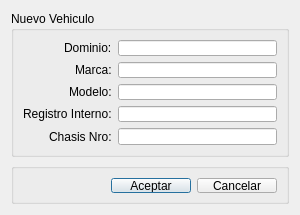
Before: the Qt Designer form src/ui/DialogAltaVehiculo.ui in guilleurrutia10/division-transporte, drawn with Qt 5.
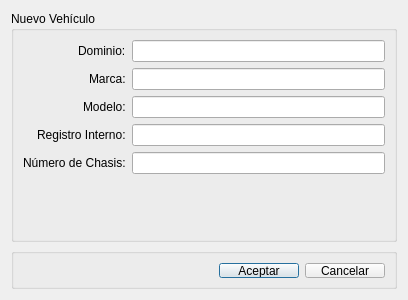
After: the same form once the commit is applied.

```diff
--- a/src/ui/DialogAltaVehiculo.ui
+++ b/src/ui/DialogAltaVehiculo.ui
@@ -6,8 +6,8 @@
    <rect>
     <x>0</x>
     <y>0</y>
-    <width>300</width>
-    <height>215</height>
+    <width>408</width>
+    <height>300</height>
    </rect>
   </property>
   <property name="minimumSize">
@@ -18,8 +18,8 @@
   </property>
   <property name="maximumSize">
    <size>
-    <width>300</width>
-    <height>222</height>
+    <width>500</width>
+    <height>300</height>
    </size>
   </property>
   <property name="windowTitle">
@@ -29,7 +29,7 @@
    <item>
     <widget class="QGroupBox" name="groupBox">
      <property name="title">
-      <string>Nuevo Vehiculo</string>
+      <string>Nuevo Vehículo</string>
      </property>
      <layout class="QFormLayout" name="formLayout">
       <property name="labelAlignment">
@@ -71,7 +71,7 @@
       <item row="4" column="0">
        <widget class="QLabel" name="label_4">
         <property name="text">
-         <string>Chasis Nro:</string>
+         <string>Número de Chasis:</string>
         </property>
        </widget>
       </item>
```
